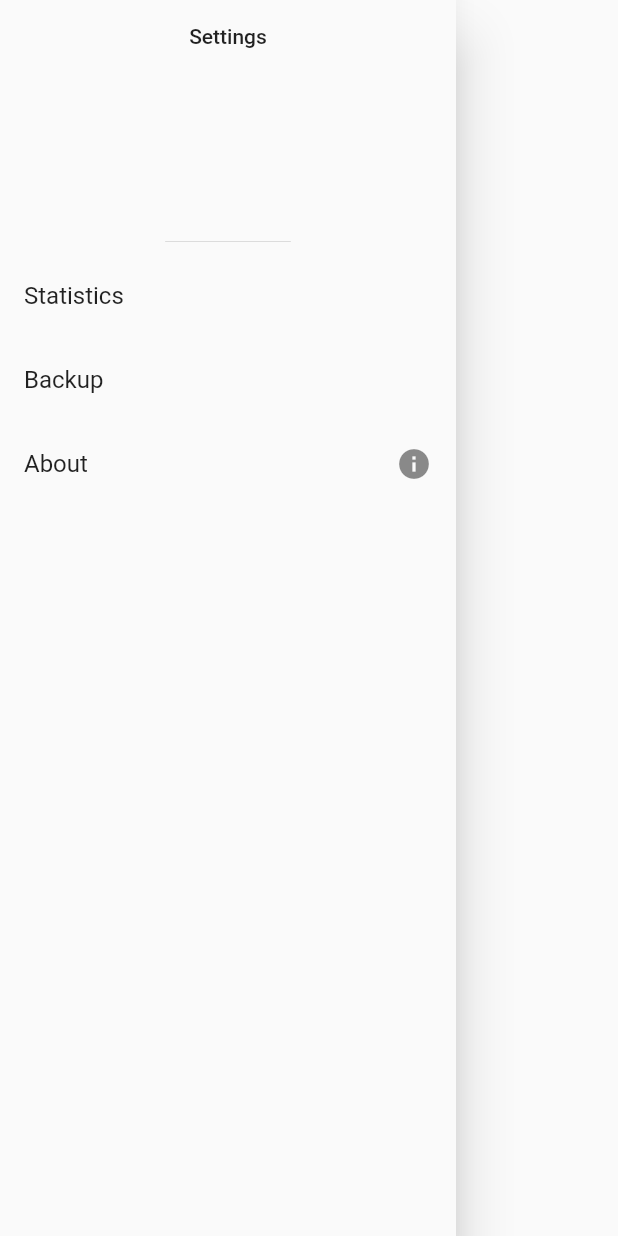
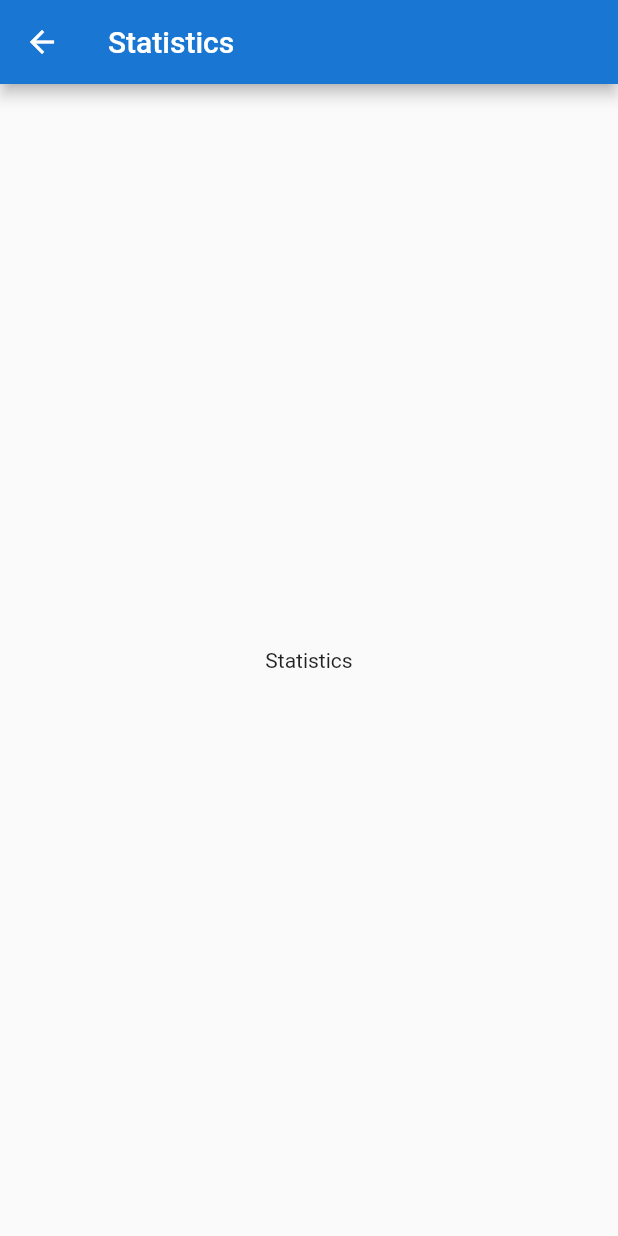
Before and after one commit to luigirivera/SPOTTER, a Flutter app: the SettingsDrawer widget shown alone on an empty page, opened directly, after a tap on "Statistics", on a phone screen of 412 x 824 dp. Run offline on Flutter 3.47's test engine with Material 2 defaults, Android fonts, the phone set to English and light mode, and no system bars; our stand-ins replace firebase_auth, firebase_core, table_calendar; accounts and stored records are empty.

Commit message:
made statistics screen

```diff
--- a/spotter/lib/settings.dart
+++ b/spotter/lib/settings.dart
@@ -1,5 +1,6 @@
 import 'package:flutter/material.dart';
 import 'backup.dart';
+import 'statistics.dart';
 
 class SettingsDrawer extends StatelessWidget {
   const SettingsDrawer({Key? key}) : super(key: key);
@@ -34,7 +35,13 @@ class SettingsDrawer extends StatelessWidget {
           ),
           ListTile(
             title: const Text('Statistics'),
-            onTap: () => print("Statistics tapped"),
+            onTap: () {
+              print("Statistics tapped");
+              Navigator.push(
+                  context,
+                  MaterialPageRoute(
+                      builder: (context) => const StatisticsScreen()));
+            },
           ),
           ListTile(
             title: const Text('Backup'),
--- /dev/null
+++ b/spotter/lib/statistics.dart
@@ -0,0 +1,23 @@
+import 'package:flutter/material.dart';
+
+class StatisticsScreen extends StatefulWidget {
+  const StatisticsScreen({Key? key}) : super(key: key);
+
+  @override
+  State<StatisticsScreen> createState() => _StatisticsScreenState();
+}
+
+class _StatisticsScreenState extends State<StatisticsScreen> {
+  @override
+  Widget build(BuildContext context) {
+    return Scaffold(
+      appBar: AppBar(
+        title: const Text("Statistics"),
+        backgroundColor: Colors.blue.shade700,
+      ),
+      body: Center(
+        child: Text("Statistics"),
+      ),
+    );
+  }
+}
```
